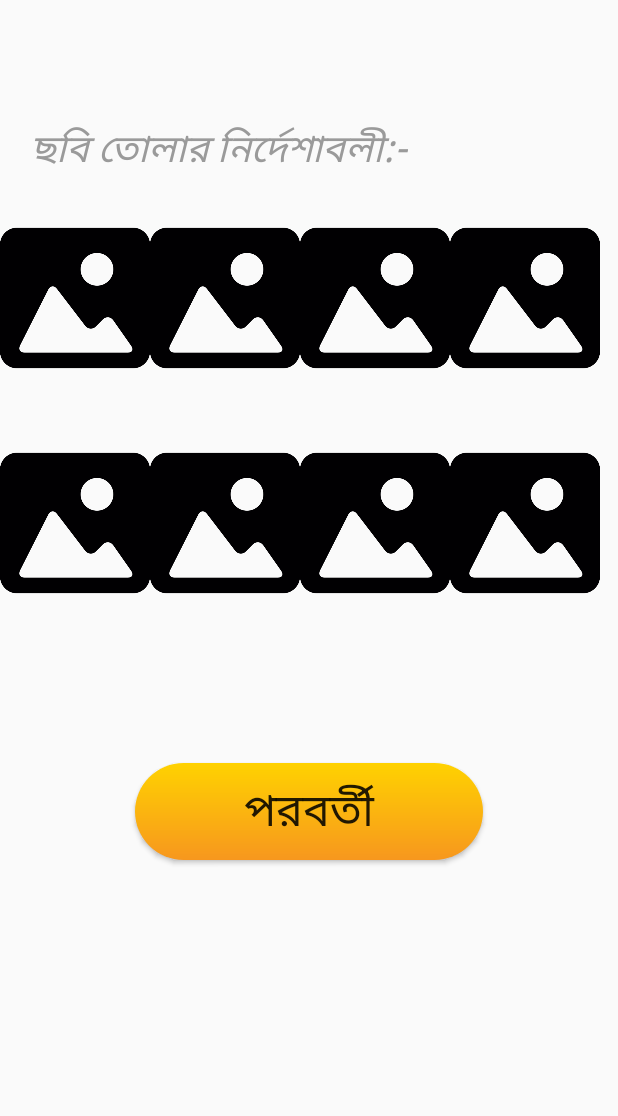
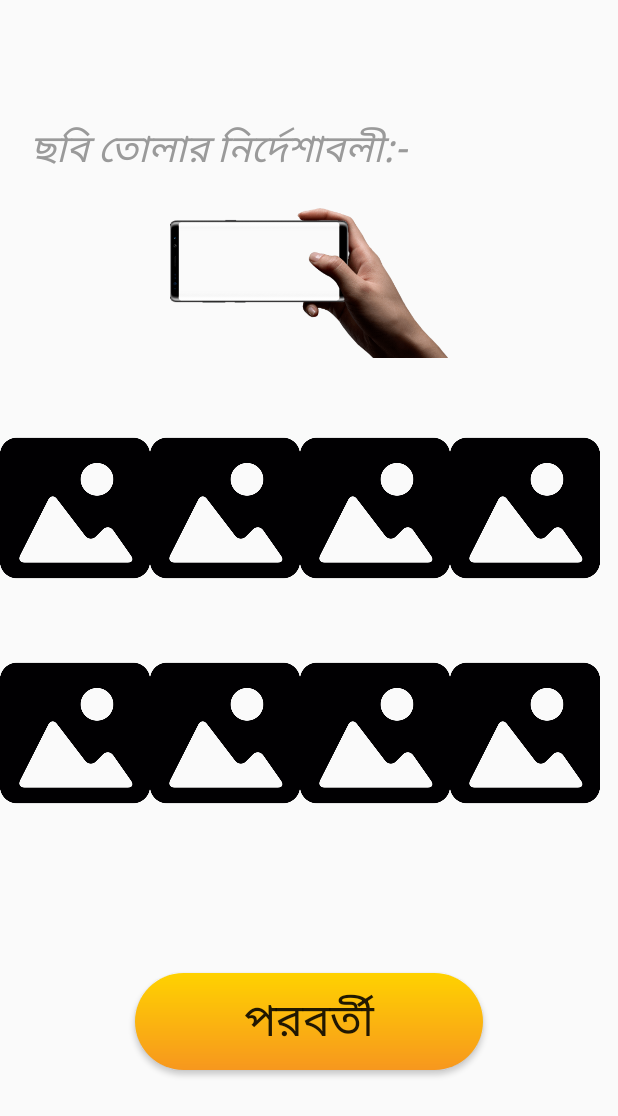
Before and after one commit to deysarkarswarup/ArtisanProfiling, an Android app: the Insert_image_instructionActivity screen opened directly, with no data from a screen before it, on a phone screen of 412 x 824 dp, the part 120-1236 px from its top. Run offline under Robolectric (Android 15) with nearby library versions, the phone set to English and light mode, and no system bars.

Commit message:
fixing bugs

```diff
--- a/app/src/main/res/layout/activity_insert_image_instruction.xml
+++ b/app/src/main/res/layout/activity_insert_image_instruction.xml
@@ -44,6 +44,17 @@
         app:layout_constraintLeft_toLeftOf="parent"
         app:layout_constraintRight_toRightOf="parent"
         app:layout_constraintTop_toTopOf="parent" />
+
+    <ImageView
+        android:id="@+id/landscape"
+        android:layout_width="wrap_content"
+        android:layout_height="100dp"
+        android:src="@drawable/mobilelandscape"
+        android:layout_marginTop="20dp"
+        android:layout_marginBottom="20dp"
+        android:layout_marginStart="20dp"
+        android:layout_marginEnd="20dp"
+        />
 
     <HorizontalScrollView
         android:layout_width="match_parent"
--- a/app/src/main/res/layout/activity_profile_pic.xml
+++ b/app/src/main/res/layout/activity_profile_pic.xml
@@ -43,7 +43,7 @@
             android:id="@+id/img1"
             android:layout_width="wrap_content"
             android:layout_height="250dp"
-            android:src="@drawable/picture"
+            android:src="@drawable/sampleprofilepic"
             android:layout_marginTop="50dp"
             android:layout_marginBottom="50dp"
             android:layout_marginStart="20dp"
```
